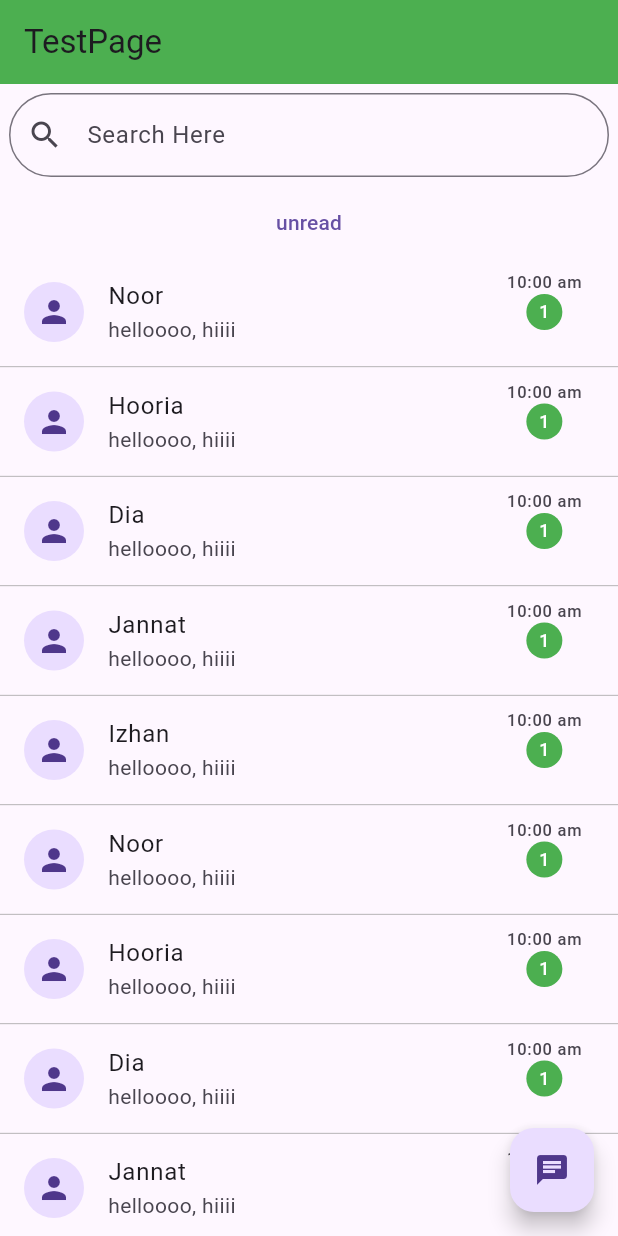
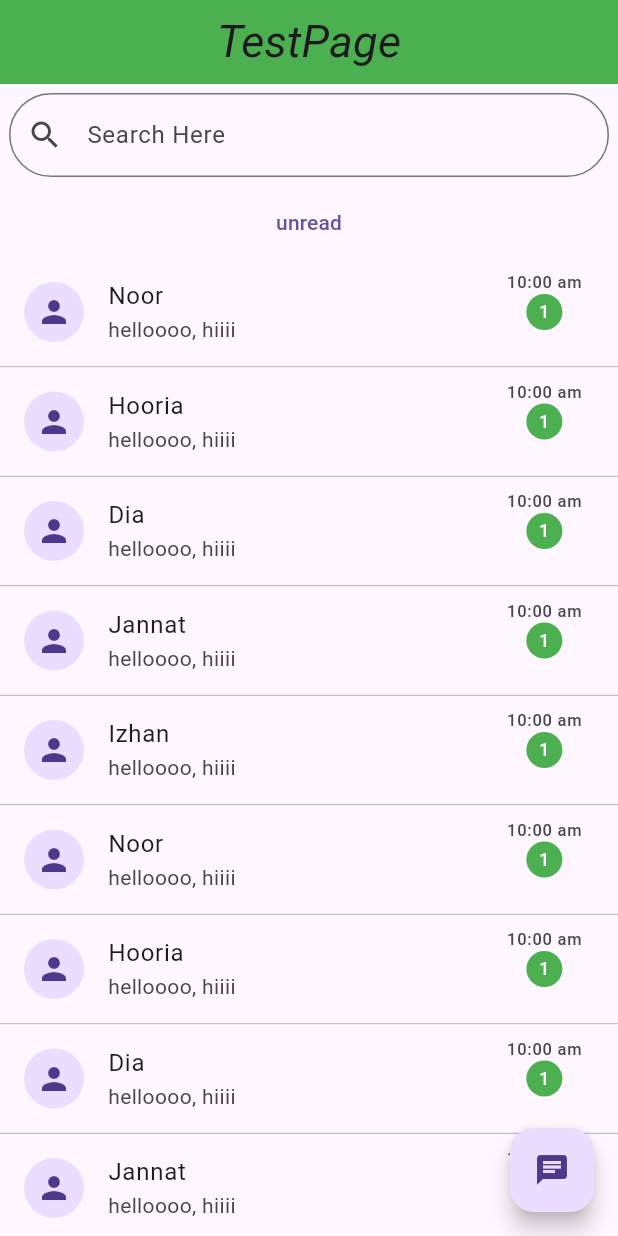
Before and after one commit to Noraholic/testing, a Flutter app: the screen it shows after launch, on a phone screen of 412 x 824 dp. Run offline on Flutter 3.47's test engine with Material 3 defaults, Android fonts, the phone set to English and light mode, and no system bars; our stand-ins replace get.

Commit message:
UI screens

```diff
--- /dev/null
+++ b/lib/chatUI.dart
@@ -0,0 +1,110 @@
+import 'package:flutter/material.dart';
+import 'package:get/get.dart';
+import 'package:project_application/main.dart';
+
+
+void main(){
+  runApp(MyApp());
+}
+
+class MyApp extends StatefulWidget {
+  const MyApp({super.key});
+
+  @override
+  State<MyApp> createState() => _MyAppState();
+}
+
+class _MyAppState extends State<MyApp> {
+  bool showPassword = true;
+  final passwordController = TextEditingController();
+  List<String> students = [
+    'Noor','Hooria','Dia','Jannat','Izhan','Noor','Hooria','Dia',
+    'Jannat','Izhan','Noor','Hooria','Dia','Jannat','Izhan',
+    'Noor','Hooria','Dia','Jannat','Izhan','Noor','Hooria','Dia','Jannat','Izhan'
+  ];
+
+
+  @override
+  Widget build(BuildContext context) {
+    return GetMaterialApp(
+      home: Scaffold(
+        appBar: AppBar(
+          backgroundColor: Colors.green,
+          title: Text('TestPage',
+          style: TextStyle(
+            fontSize: 30,
+            fontStyle: FontStyle.italic
+          ),
+          ),
+          centerTitle: true,
+        ),
+           body: Column(
+             children: [
+              Padding(
+                padding: const EdgeInsets.all(6.0),
+                child: TextField(
+                  decoration: InputDecoration(
+                    prefixIcon: Icon(Icons.search),
+                    hintText: 'Search Here',
+                    border: OutlineInputBorder(
+                      borderRadius: BorderRadius.circular(150)
+                    )
+                  ),
+                ),
+              ),
+               TextButton(onPressed: (){},
+               child: Text('unread')),
+               Expanded(
+                 child: ListView.builder(
+                  itemCount: students.length,
+                  itemBuilder: (context, index) {
+                    return Column(
+                      children: [
+                        ListTile(
+                          onTap: () {
+                            print(index);
+                            print(students[index]);
+                            // Navigator.push(context, MaterialPageRoute(builder: (context) =>
+                            //    ChatHistory(name: students[index]),));
+
+                            Get.to(ChatUserInterface(name: students[index], n: index));
+                          },
+                          leading: CircleAvatar(
+                            child: Icon(Icons.person),
+                          ),
+                          title: Text(students[index]),
+                          subtitle: Text('helloooo, hiiii'),
+                          trailing: Column(
+                            children: [
+                              Text('10:00 am'),
+                              CircleAvatar(
+                                radius: 12,
+                                backgroundColor: Colors.green,
+                                child: Text(
+                                  '1',
+                                  style: TextStyle(
+                                  color: Colors.white,
+                                  fontSize: 12,
+                                ),),
+                              )
+                            ],
+                          ),
+                        ),
+                        Divider(
+                          height: 1,
+                          thickness: 0.5,
+                          color: Colors.grey,
+                        )
+                      ],
+                    );
+                  }
+                  ),
+               ),
+             ],
+           ),
+           floatingActionButton: FloatingActionButton(onPressed: (){},
+           child: Icon(Icons.chat),),
+          ),
+      );
+  }
+}
--- a/lib/main.dart
+++ b/lib/main.dart
@@ -1,5 +1,26 @@
 import 'package:flutter/material.dart';
-import 'TestLogin.dart';
+import 'chatUI.dart';
+
 void main(){
-  runApp( MyApp());
+  runApp(MyApp());
 }
+
+class ChatUserInterface extends StatelessWidget {
+  const ChatUserInterface({super.key, required this.name, required this.n});
+  final String name;
+  final int n;
+
+  @override
+  Widget build(BuildContext context) {
+    return MaterialApp(
+      home: Scaffold(
+        appBar: AppBar(
+          title: Text('$name'),
+        ),
+        body: Container(
+          child: Text("body"),
+        ),
+      ),
+    );
+  }
+}
--- a/pubspec.yaml
+++ b/pubspec.yaml
@@ -30,7 +30,7 @@ environment:
 dependencies:
   flutter:
     sdk: flutter
-
+  get: ^4.7.3
   # The following adds the Cupertino Icons font to your application.
   # Use with the CupertinoIcons class for iOS style icons.
   cupertino_icons: ^1.0.8
```
Also changed, not shown: lib/TestUI.dart (renamed from lib/TestLogin.dart), pubspec.lock.
